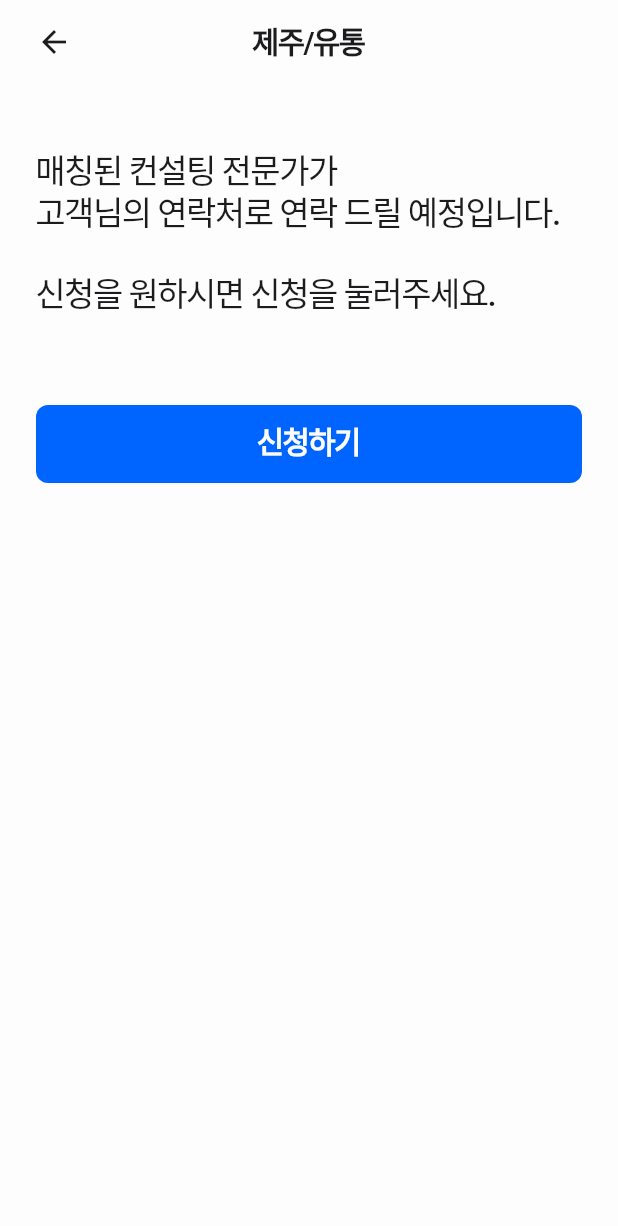
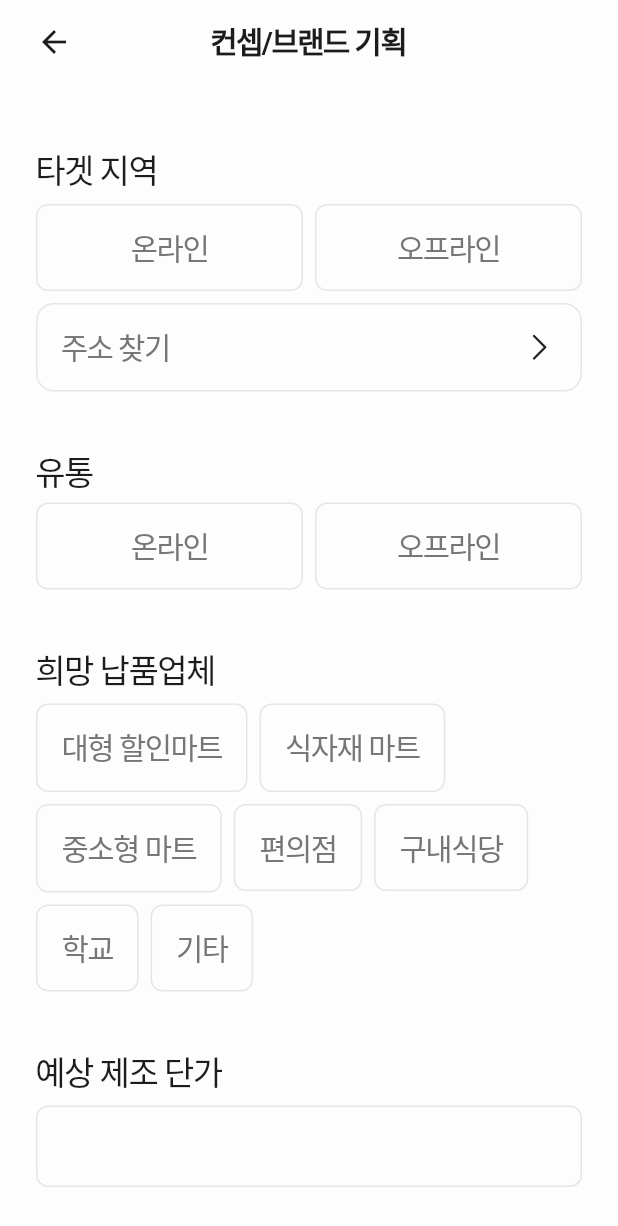
Before and after one commit to yeongwooCho/tower_meal, a Flutter app: the OnlineConsultingScreen screen opened by its route, on a phone screen of 412 x 824 dp. Shown: the top 1226 px of the screen. Run offline on Flutter 3.47's test engine with Material 3 defaults, Android fonts, the phone set to English and light mode, and no system bars; our stand-ins replace animated_toggle_switch, badges, flutter_riverpod, fluttertoast, go_router, grouped_list and 3 more; missing offline and left inert: hidable; Roboto replaces fonts that are missing (Pretendard).

Commit message:
[feat] 제조 유통 화면 구현

```diff
--- a/lib/second/consulting/view/online_consulting_screen.dart
+++ b/lib/second/consulting/view/online_consulting_screen.dart
@@ -1,42 +1,203 @@
 import 'package:flutter/material.dart';
-import 'package:go_router/go_router.dart';
+import 'package:phosphor_flutter/phosphor_flutter.dart';
+import 'package:tower_meal/common/component/custom_text_form_field.dart';
 import 'package:tower_meal/common/component/default_button.dart';
+import 'package:tower_meal/common/const/colors.dart';
 import 'package:tower_meal/common/const/text_styles.dart';
 import 'package:tower_meal/common/layout/default_app_bar.dart';
 import 'package:tower_meal/common/layout/default_layout.dart';
-import 'package:tower_meal/common/view/completion_screen.dart';
 
-class OnlineConsultingScreen extends StatelessWidget {
+import '../../../common/component/custom_ink_well_button.dart';
+
+class OnlineConsultingScreen extends StatefulWidget {
   static String get routeName => 'online_consulting';
 
   const OnlineConsultingScreen({super.key});
 
   @override
+  State<OnlineConsultingScreen> createState() => _OnlineConsultingScreenState();
+}
+
+class _OnlineConsultingScreenState extends State<OnlineConsultingScreen> {
+  String? targetLocation; // 타겟 지역(온라인, 오프라인)
+  String? circulation; // 유통(온라인, 오프라인)
+
+  final List<String> preferredSupplier = [
+    '대형 할인마트',
+    '식자재 마트',
+    '중소형 마트',
+    '편의점',
+    '구내식당',
+    '학교',
+    '기타',
+  ];
+  String selectedSupplier = '';
+
+  @override
   Widget build(BuildContext context) {
     return DefaultLayout(
-      appbar: const DefaultAppBar(title: '제주/유통'),
+      appbar: const DefaultAppBar(title: '컨셉/브랜드 기획'),
+      child: SingleChildScrollView(
+        physics: const BouncingScrollPhysics(),
         child: Padding(
           padding: const EdgeInsets.symmetric(horizontal: 24.0, vertical: 40.0),
           child: Column(
             crossAxisAlignment: CrossAxisAlignment.stretch,
             children: [
-            Text(
-              '매칭된 컨설팅 전문가가\n고객님의 연락처로 연락 드릴 예정입니다.\n\n신청을 원하시면 신청을 눌러주세요.',
+              const Text(
+                '타겟 지역',
                 style: MyTextStyle.bodyTitleMedium,
               ),
-            const SizedBox(height: 60.0),
-            PrimaryButton(
-              onPressed: () {
-                context.goNamed(
-                  CompletionScreen.routeName,
-                  pathParameters: {
-                    'title': '오프라인 컨설팅 신청이\n완료되었습니다.',
+              const SizedBox(height: 8.0),
+              Row(
+                children: [
+                  Expanded(
+                    child: CustomInkWellButton(
+                      title: '온라인',
+                      onTap: () {
+                        setState(() {
+                          targetLocation = '온라인';
+                        });
                       },
-                );
+                      isSelected:
+                          targetLocation != null && targetLocation == '온라인',
+                    ),
+                  ),
+                  const SizedBox(width: 8.0),
+                  Expanded(
+                    child: CustomInkWellButton(
+                      title: '오프라인',
+                      onTap: () {
+                        setState(() {
+                          targetLocation = '오프라인';
+                        });
                       },
-              child: const Text('신청하기'),
+                      isSelected:
+                          targetLocation != null && targetLocation == '오프라인',
+                    ),
                   ),
                 ],
+              ),
+              const SizedBox(height: 8.0),
+              Container(
+                decoration: BoxDecoration(
+                    border: Border.all(
+                      width: 1.0,
+                      color: MyColor.middleGrey,
+                    ),
+                    borderRadius: BorderRadius.circular(12.0),
+                    color: MyColor.empty),
+                child: Padding(
+                  padding: const EdgeInsets.symmetric(
+                      horizontal: 16.0, vertical: 16.0),
+                  child: Row(
+                    mainAxisAlignment: MainAxisAlignment.spaceBetween,
+                    children: [
+                      Text(
+                        '주소 찾기',
+                        style: MyTextStyle.bodyRegular.copyWith(
+                          color: MyColor.darkGrey,
+                        ),
+                      ),
+                      PhosphorIcon(PhosphorIcons.caretRight())
+                    ],
+                  ),
+                ),
+              ),
+              const SizedBox(height: 40.0),
+              const Text(
+                '유통',
+                style: MyTextStyle.bodyTitleMedium,
+              ),
+              const SizedBox(height: 8.0),
+              Row(
+                children: [
+                  Expanded(
+                    child: CustomInkWellButton(
+                      title: '온라인',
+                      onTap: () {
+                        setState(() {
+                          circulation = '온라인';
+                        });
+                      },
+                      isSelected: circulation != null && circulation == '온라인',
+                    ),
+                  ),
+                  const SizedBox(width: 8.0),
+                  Expanded(
+                    child: CustomInkWellButton(
+                      title: '오프라인',
+                      onTap: () {
+                        setState(() {
+                          circulation = '오프라인';
+                        });
+                      },
+                      isSelected: circulation != null && circulation == '오프라인',
+                    ),
+                  ),
+                ],
+              ),
+              const SizedBox(height: 40.0),
+              const Text(
+                '희망 납품업체',
+                style: MyTextStyle.bodyTitleMedium,
+              ),
+              const SizedBox(height: 8.0),
+              Wrap(
+                spacing: 8.0,
+                runSpacing: 8.0,
+                children: preferredSupplier
+                    .map((e) => CustomInkWellButton(
+                          title: e,
+                          onTap: () {
+                            if (selectedSupplier == e) {
+                              selectedSupplier = '';
+                            } else {
+                              selectedSupplier = e;
+                            }
+                            setState(() {});
+                          },
+                          isSelected: selectedSupplier == e,
+                        ))
+                    .toList(),
+              ),
+              const SizedBox(height: 40.0),
+              const Text(
+                '예상 제조 단가',
+                style: MyTextStyle.bodyTitleMedium,
+              ),
+              const SizedBox(height: 8.0),
+              CustomTextFormField(
+                suffixText: '원',
+                textInputType: TextInputType.number,
+                onChanged: (String value) {},
+                onSaved: (String? newValue) {},
+                validator: (String? value) {
+                  return null;
+                },
+              ),
+              const SizedBox(height: 40.0),
+              const Text(
+                '예상 제조 기간',
+                style: MyTextStyle.bodyTitleMedium,
+              ),
+              const SizedBox(height: 8.0),
+              CustomTextFormField(
+                suffixText: '일',
+                textInputType: TextInputType.number,
+                onChanged: (String value) {},
+                onSaved: (String? newValue) {},
+                validator: (String? value) {
+                  return null;
+                },
+              ),
+              const SizedBox(height: 40.0),
+              PrimaryButton(
+                onPressed: () {},
+                child: const Text('결과보기'),
+              ),
+            ],
+          ),
         ),
       ),
     );
```
Lines whose indentation alone changed are shown as unchanged.
